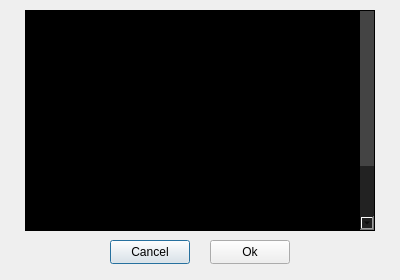
Old version of the form fwupdate/fwupdate.ui in the repository Muse-Kinetics/kmi_midi_device_manager.
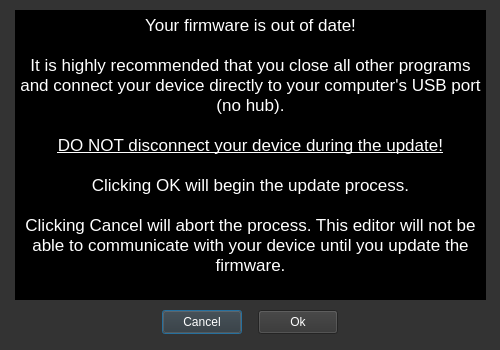
New version of the form. The open tabs and pages were chosen to show the change.

Commit message: -Fixed windows re-start process -Larger fw update window

```diff
--- a/fwupdate/fwupdate.ui
+++ b/fwupdate/fwupdate.ui
@@ -6,22 +6,33 @@
    <rect>
     <x>0</x>
     <y>0</y>
-    <width>400</width>
-    <height>280</height>
+    <width>500</width>
+    <height>350</height>
    </rect>
   </property>
   <property name="windowTitle">
    <string>Dialog</string>
   </property>
+  <property name="styleSheet">
+   <string notr="true">	color:white;
+	background:#333333;
+</string>
+  </property>
   <widget class="QStackedWidget" name="stack">
    <property name="geometry">
     <rect>
      <x>0</x>
      <y>0</y>
-     <width>400</width>
-     <height>280</height>
+     <width>500</width>
+     <height>350</height>
     </rect>
    </property>
+   <property name="styleSheet">
+    <string notr="true">QDialog
+{
+	background-color:black;
+}</string>
+   </property>
    <property name="currentIndex">
     <number>1</number>
    </property>
@@ -29,10 +40,10 @@
     <widget class="QTextBrowser" name="textBrowser">
      <property name="geometry">
       <rect>
-       <x>25</x>
+       <x>15</x>
        <y>10</y>
-       <width>350</width>
-       <height>221</height>
+       <width>471</width>
+       <height>290</height>
       </rect>
      </property>
      <property name="styleSheet">
@@ -56,23 +67,23 @@
       <string>&lt;!DOCTYPE HTML PUBLIC &quot;-//W3C//DTD HTML 4.0//EN&quot; &quot;http://www.w3.org/TR/REC-html40/strict.dtd&quot;&gt;
 &lt;html&gt;&lt;head&gt;&lt;meta name=&quot;qrichtext&quot; content=&quot;1&quot; /&gt;&lt;style type=&quot;text/css&quot;&gt;
 p, li { white-space: pre-wrap; }
-&lt;/style&gt;&lt;/head&gt;&lt;body style=&quot; font-family:'.SF NS Text'; font-size:13pt; font-weight:400; font-style:normal;&quot;&gt;
-&lt;p align=&quot;center&quot; style=&quot; margin-top:0px; margin-bottom:0px; margin-left:0px; margin-right:0px; -qt-block-indent:0; text-indent:0px;&quot;&gt;Your firmware is out of date!&lt;/p&gt;
-&lt;p align=&quot;center&quot; style=&quot;-qt-paragraph-type:empty; margin-top:0px; margin-bottom:0px; margin-left:0px; margin-right:0px; -qt-block-indent:0; text-indent:0px;&quot;&gt;&lt;br /&gt;&lt;/p&gt;
-&lt;p align=&quot;center&quot; style=&quot; margin-top:0px; margin-bottom:0px; margin-left:0px; margin-right:0px; -qt-block-indent:0; text-indent:0px;&quot;&gt;It is highly recommended that you close all other programs and connect your device directly to your computer's USB port (no hub).&lt;/p&gt;
-&lt;p align=&quot;center&quot; style=&quot;-qt-paragraph-type:empty; margin-top:0px; margin-bottom:0px; margin-left:0px; margin-right:0px; -qt-block-indent:0; text-indent:0px;&quot;&gt;&lt;br /&gt;&lt;/p&gt;
-&lt;p align=&quot;center&quot; style=&quot; margin-top:0px; margin-bottom:0px; margin-left:0px; margin-right:0px; -qt-block-indent:0; text-indent:0px;&quot;&gt;&lt;span style=&quot; text-decoration: underline;&quot;&gt;DO NOT disconnect your device during the update!&lt;/span&gt;&lt;/p&gt;
-&lt;p align=&quot;center&quot; style=&quot;-qt-paragraph-type:empty; margin-top:0px; margin-bottom:0px; margin-left:0px; margin-right:0px; -qt-block-indent:0; text-indent:0px;&quot;&gt;&lt;br /&gt;&lt;/p&gt;
-&lt;p align=&quot;center&quot; style=&quot; margin-top:0px; margin-bottom:0px; margin-left:0px; margin-right:0px; -qt-block-indent:0; text-indent:0px;&quot;&gt;Clicking OK will begin the update process.&lt;/p&gt;
-&lt;p align=&quot;center&quot; style=&quot;-qt-paragraph-type:empty; margin-top:0px; margin-bottom:0px; margin-left:0px; margin-right:0px; -qt-block-indent:0; text-indent:0px;&quot;&gt;&lt;br /&gt;&lt;/p&gt;
-&lt;p align=&quot;center&quot; style=&quot; margin-top:0px; margin-bottom:0px; margin-left:0px; margin-right:0px; -qt-block-indent:0; text-indent:0px;&quot;&gt;Clicking Cancel will abort the process. This editor will not be able to communicate with your device until you update the firmware.&lt;/p&gt;&lt;/body&gt;&lt;/html&gt;</string>
+&lt;/style&gt;&lt;/head&gt;&lt;body style=&quot; font-family:'MS Shell Dlg 2'; font-size:7.8pt; font-weight:400; font-style:normal;&quot;&gt;
+&lt;p align=&quot;center&quot; style=&quot; margin-top:0px; margin-bottom:0px; margin-left:0px; margin-right:0px; -qt-block-indent:0; text-indent:0px;&quot;&gt;&lt;span style=&quot; font-family:'.SF NS Text'; font-size:13pt;&quot;&gt;Your firmware is out of date!&lt;/span&gt;&lt;/p&gt;
+&lt;p align=&quot;center&quot; style=&quot;-qt-paragraph-type:empty; margin-top:0px; margin-bottom:0px; margin-left:0px; margin-right:0px; -qt-block-indent:0; text-indent:0px; font-family:'.SF NS Text'; font-size:13pt;&quot;&gt;&lt;br /&gt;&lt;/p&gt;
+&lt;p align=&quot;center&quot; style=&quot; margin-top:0px; margin-bottom:0px; margin-left:0px; margin-right:0px; -qt-block-indent:0; text-indent:0px;&quot;&gt;&lt;span style=&quot; font-family:'.SF NS Text'; font-size:13pt;&quot;&gt;It is highly recommended that you close all other programs and connect your device directly to your computer's USB port (no hub).&lt;/span&gt;&lt;/p&gt;
+&lt;p align=&quot;center&quot; style=&quot;-qt-paragraph-type:empty; margin-top:0px; margin-bottom:0px; margin-left:0px; margin-right:0px; -qt-block-indent:0; text-indent:0px; font-family:'.SF NS Text'; font-size:13pt;&quot;&gt;&lt;br /&gt;&lt;/p&gt;
+&lt;p align=&quot;center&quot; style=&quot; margin-top:0px; margin-bottom:0px; margin-left:0px; margin-right:0px; -qt-block-indent:0; text-indent:0px;&quot;&gt;&lt;span style=&quot; font-family:'.SF NS Text'; font-size:13pt; text-decoration: underline;&quot;&gt;DO NOT disconnect your device during the update!&lt;/span&gt;&lt;/p&gt;
+&lt;p align=&quot;center&quot; style=&quot;-qt-paragraph-type:empty; margin-top:0px; margin-bottom:0px; margin-left:0px; margin-right:0px; -qt-block-indent:0; text-indent:0px; font-family:'.SF NS Text'; font-size:13pt;&quot;&gt;&lt;br /&gt;&lt;/p&gt;
+&lt;p align=&quot;center&quot; style=&quot; margin-top:0px; margin-bottom:0px; margin-left:0px; margin-right:0px; -qt-block-indent:0; text-indent:0px;&quot;&gt;&lt;span style=&quot; font-family:'.SF NS Text'; font-size:13pt;&quot;&gt;Clicking OK will begin the update process.&lt;/span&gt;&lt;/p&gt;
+&lt;p align=&quot;center&quot; style=&quot;-qt-paragraph-type:empty; margin-top:0px; margin-bottom:0px; margin-left:0px; margin-right:0px; -qt-block-indent:0; text-indent:0px; font-family:'.SF NS Text'; font-size:13pt;&quot;&gt;&lt;br /&gt;&lt;/p&gt;
+&lt;p align=&quot;center&quot; style=&quot; margin-top:0px; margin-bottom:0px; margin-left:0px; margin-right:0px; -qt-block-indent:0; text-indent:0px;&quot;&gt;&lt;span style=&quot; font-family:'.SF NS Text'; font-size:13pt;&quot;&gt;Clicking Cancel will abort the process. This editor will not be able to communicate with your device until you update the firmware.&lt;/span&gt;&lt;/p&gt;&lt;/body&gt;&lt;/html&gt;</string>
      </property>
     </widget>
     <widget class="QPushButton" name="butt_cancel">
      <property name="geometry">
       <rect>
-       <x>110</x>
-       <y>240</y>
+       <x>162</x>
+       <y>310</y>
        <width>80</width>
        <height>24</height>
       </rect>
@@ -84,8 +95,8 @@
     <widget class="QPushButton" name="butt_ok">
      <property name="geometry">
       <rect>
-       <x>210</x>
-       <y>240</y>
+       <x>258</x>
+       <y>310</y>
        <width>80</width>
        <height>24</height>
       </rect>
```
Left out of the diff: 25 changed lines with no effect on the pictures. The commit also changes 4 other files.
